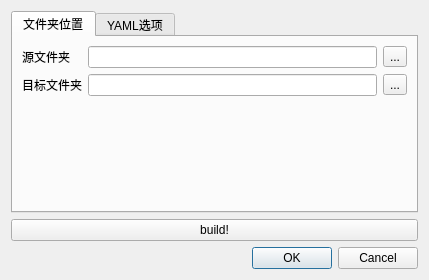
First picture: the form in Markdown/window.ui, repository BuckyI/toolbox, before the edit.
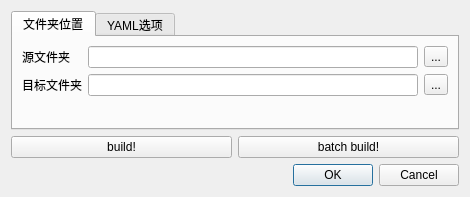
Second picture: the form after the edit.

Commit message: ✨ feat(window.py): 批量 build

The edit to the form file:
```diff
--- a/Markdown/window.ui
+++ b/Markdown/window.ui
@@ -6,8 +6,8 @@
    <rect>
     <x>0</x>
     <y>0</y>
-    <width>429</width>
-    <height>280</height>
+    <width>470</width>
+    <height>197</height>
    </rect>
   </property>
   <property name="windowTitle">
@@ -116,11 +116,22 @@
     </widget>
    </item>
    <item>
+    <layout class="QHBoxLayout" name="horizontalLayout">
+     <item>
     <widget class="QPushButton" name="buildButton">
      <property name="text">
       <string>build!</string>
      </property>
     </widget>
+     </item>
+     <item>
+      <widget class="QPushButton" name="batchbuildButton">
+       <property name="text">
+        <string>batch build!</string>
+       </property>
+      </widget>
+     </item>
+    </layout>
    </item>
    <item>
     <widget class="QDialogButtonBox" name="buttonBox">
```
Lines whose indentation alone changed are shown as unchanged. The commit also changes 1 other file.
